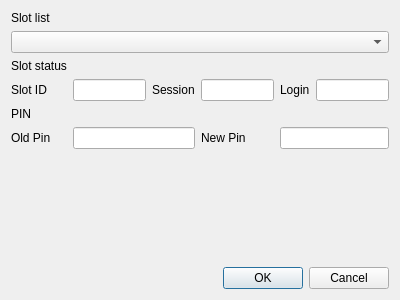
The window that CryptokiMan/set_pin_dlg.ui (jykim74/CryptokiMan) describes before a commit, drawn with Qt 5.
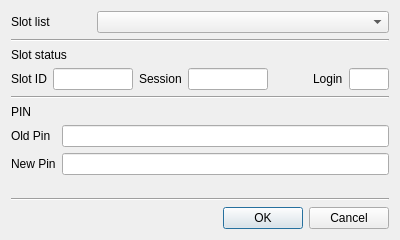
The same window after the commit.

Diff of the .ui file:
```diff
--- a/CryptokiMan/set_pin_dlg.ui
+++ b/CryptokiMan/set_pin_dlg.ui
@@ -7,78 +7,182 @@
     <x>0</x>
     <y>0</y>
     <width>400</width>
-    <height>300</height>
+    <height>240</height>
    </rect>
   </property>
   <property name="windowTitle">
    <string>Set pin</string>
   </property>
-  <layout class="QGridLayout" name="gridLayout">
-   <item row="0" column="0">
-    <widget class="QLabel" name="label">
-     <property name="text">
-      <string>Slot list</string>
+  <layout class="QVBoxLayout" name="verticalLayout">
+   <item>
+    <layout class="QGridLayout" name="gridLayout">
+     <property name="topMargin">
+      <number>0</number>
      </property>
+     <item row="0" column="0">
+      <widget class="QLabel" name="label">
+       <property name="minimumSize">
+        <size>
+         <width>80</width>
+         <height>0</height>
+        </size>
+       </property>
+       <property name="text">
+        <string>Slot list</string>
+       </property>
+      </widget>
+     </item>
+     <item row="0" column="1">
+      <widget class="QComboBox" name="mSlotsCombo">
+       <property name="sizePolicy">
+        <sizepolicy hsizetype="Preferred" vsizetype="Fixed">
+         <horstretch>1</horstretch>
+         <verstretch>0</verstretch>
+        </sizepolicy>
+       </property>
+      </widget>
+     </item>
+    </layout>
+   </item>
+   <item>
+    <widget class="Line" name="line">
+     <property name="orientation">
+      <enum>Qt::Horizontal</enum>
+     </property>
     </widget>
    </item>
-   <item row="5" column="0">
-    <widget class="QLabel" name="label_5">
+   <item>
+    <widget class="QLabel" name="label_2">
      <property name="text">
-      <string>Old Pin</string>
+      <string>Slot status</string>
      </property>
     </widget>
    </item>
-   <item row="1" column="0" colspan="6">
-    <widget class="QComboBox" name="mSlotsCombo"/>
+   <item>
+    <layout class="QGridLayout" name="gridLayout_2">
+     <property name="topMargin">
+      <number>0</number>
+     </property>
+     <item row="0" column="3">
+      <widget class="QLineEdit" name="mSessionText">
+       <property name="minimumSize">
+        <size>
+         <width>80</width>
+         <height>0</height>
+        </size>
+       </property>
+       <property name="maximumSize">
+        <size>
+         <width>80</width>
+         <height>16777215</height>
+        </size>
+       </property>
+      </widget>
+     </item>
+     <item row="0" column="1">
+      <widget class="QLineEdit" name="mSlotIDText">
+       <property name="minimumSize">
+        <size>
+         <width>80</width>
+         <height>0</height>
+        </size>
+       </property>
+       <property name="maximumSize">
+        <size>
+         <width>80</width>
+         <height>16777215</height>
+        </size>
+       </property>
+      </widget>
+     </item>
+     <item row="0" column="6">
+      <widget class="QLineEdit" name="mLoginText">
+       <property name="maximumSize">
+        <size>
+         <width>40</width>
+         <height>16777215</height>
+        </size>
+       </property>
+      </widget>
+     </item>
+     <item row="0" column="0">
+      <widget class="QLabel" name="label_3">
+       <property name="text">
+        <string>Slot ID</string>
+       </property>
+      </widget>
+     </item>
+     <item row="0" column="5">
+      <widget class="QLabel" name="label_7">
+       <property name="text">
+        <string>Login</string>
+       </property>
+      </widget>
+     </item>
+     <item row="0" column="2">
+      <widget class="QLabel" name="label_6">
+       <property name="text">
+        <string>Session</string>
+       </property>
+      </widget>
+     </item>
+     <item row="0" column="4">
+      <spacer name="horizontalSpacer">
+       <property name="orientation">
+        <enum>Qt::Horizontal</enum>
+       </property>
+       <property name="sizeHint" stdset="0">
+        <size>
+         <width>40</width>
+         <height>20</height>
+        </size>
+       </property>
+      </spacer>
+     </item>
+    </layout>
    </item>
-   <item row="4" column="0">
+   <item>
+    <widget class="Line" name="line_2">
+     <property name="orientation">
+      <enum>Qt::Horizontal</enum>
+     </property>
+    </widget>
+   </item>
+   <item>
     <widget class="QLabel" name="label_4">
      <property name="text">
       <string>PIN</string>
      </property>
     </widget>
    </item>
-   <item row="3" column="3">
-    <widget class="QLineEdit" name="mSessionText"/>
-   </item>
-   <item row="3" column="5">
-    <widget class="QLineEdit" name="mLoginText"/>
-   </item>
-   <item row="7" column="3" colspan="3">
-    <widget class="QDialogButtonBox" name="buttonBox">
-     <property name="orientation">
-      <enum>Qt::Horizontal</enum>
+   <item>
+    <layout class="QGridLayout" name="gridLayout_3">
+     <property name="topMargin">
+      <number>0</number>
      </property>
-     <property name="standardButtons">
-      <set>QDialogButtonBox::Cancel|QDialogButtonBox::Ok</set>
-     </property>
-    </widget>
+     <item row="0" column="1">
+      <widget class="QLineEdit" name="mOldPinText"/>
+     </item>
+     <item row="0" column="0">
+      <widget class="QLabel" name="label_5">
+       <property name="text">
+        <string>Old Pin</string>
+       </property>
+      </widget>
+     </item>
+     <item row="1" column="0">
+      <widget class="QLabel" name="label_8">
+       <property name="text">
+        <string>New Pin</string>
+       </property>
+      </widget>
+     </item>
+     <item row="1" column="1">
+      <widget class="QLineEdit" name="mNewPinText"/>
+     </item>
+    </layout>
    </item>
-   <item row="3" column="2">
-    <widget class="QLabel" name="label_6">
-     <property name="text">
-      <string>Session</string>
-     </property>
-    </widget>
-   </item>
-   <item row="3" column="4">
-    <widget class="QLabel" name="label_7">
-     <property name="text">
-      <string>Login</string>
-     </property>
-    </widget>
-   </item>
-   <item row="3" column="1">
-    <widget class="QLineEdit" name="mSlotIDText"/>
-   </item>
-   <item row="3" column="0">
-    <widget class="QLabel" name="label_3">
-     <property name="text">
-      <string>Slot ID</string>
-     </property>
-    </widget>
-   </item>
-   <item row="6" column="0">
+   <item>
     <spacer name="verticalSpacer">
      <property name="orientation">
       <enum>Qt::Vertical</enum>
@@ -91,26 +195,23 @@
      </property>
     </spacer>
    </item>
-   <item row="2" column="0">
-    <widget class="QLabel" name="label_2">
-     <property name="text">
-      <string>Slot status</string>
+   <item>
+    <widget class="Line" name="line_3">
+     <property name="orientation">
+      <enum>Qt::Horizontal</enum>
      </property>
     </widget>
    </item>
-   <item row="5" column="3">
-    <widget class="QLabel" name="label_8">
-     <property name="text">
-      <string>New Pin</string>
+   <item>
+    <widget class="QDialogButtonBox" name="buttonBox">
+     <property name="orientation">
+      <enum>Qt::Horizontal</enum>
      </property>
+     <property name="standardButtons">
+      <set>QDialogButtonBox::Cancel|QDialogButtonBox::Ok</set>
+     </property>
     </widget>
    </item>
-   <item row="5" column="4" colspan="2">
-    <widget class="QLineEdit" name="mNewPinText"/>
-   </item>
-   <item row="5" column="1" colspan="2">
-    <widget class="QLineEdit" name="mOldPinText"/>
-   </item>
   </layout>
  </widget>
  <tabstops>
```
Left out of the diff: 8 changed lines with no effect on the pictures.
